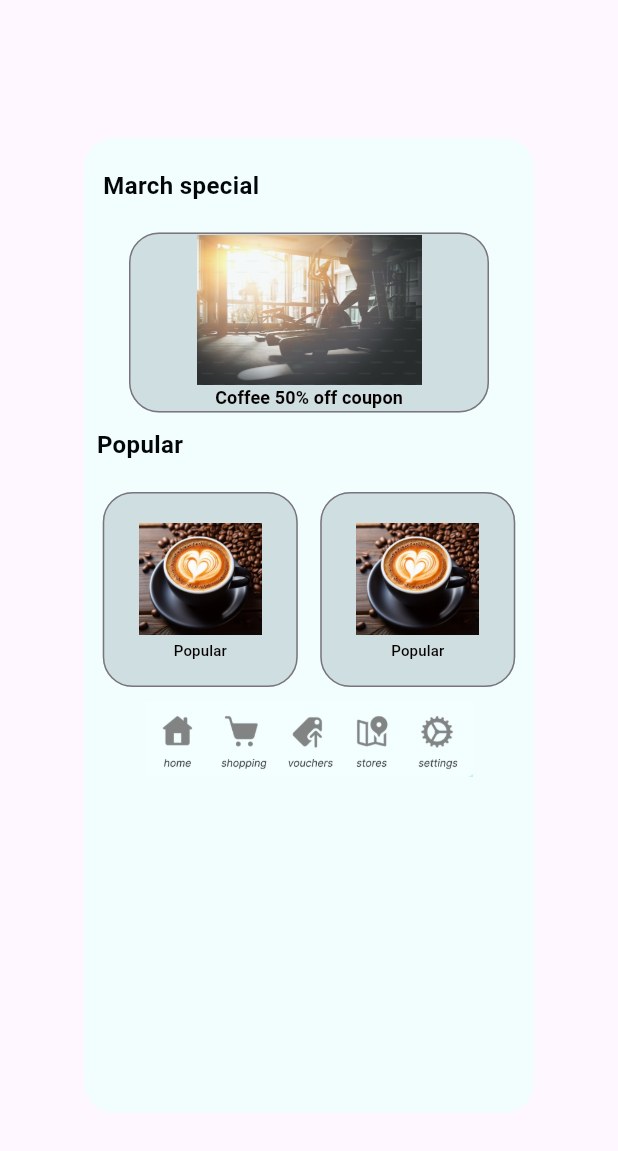
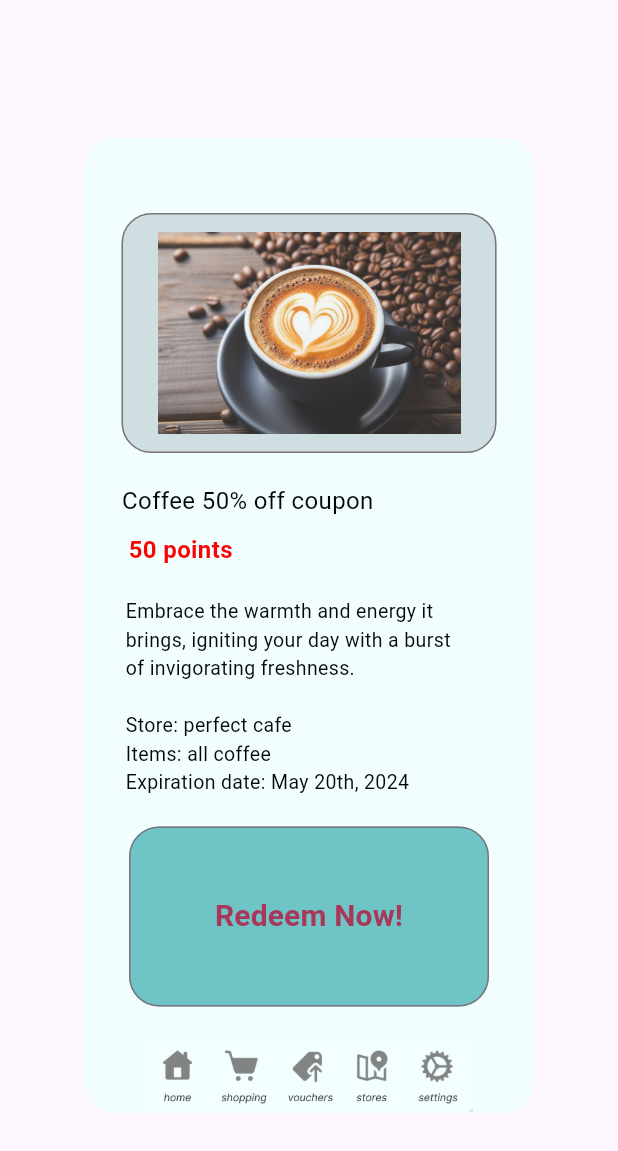
Before and after one commit to tinger529/MQ_points, a Flutter app: the ItemScreen widget shown alone on an empty page, opened directly, on a phone screen of 412 x 824 dp. Shown: the top 1151 px of the screen. Run offline on Flutter 3.47's test engine with Material 3 defaults, Android fonts, the phone set to English and light mode, and no system bars; Roboto replaces fonts that are missing (Italic).

Commit message:
modify arguments to patterns

```diff
--- a/lib/models/patterns.dart
+++ b/lib/models/patterns.dart
@@ -1,7 +1,7 @@
 import 'package:flutter/material.dart';
 
 // container for redemption buttons and show QR code buttons
-Container buildContainerA(state, String txt, {Color colour = const Color(0xFF6FC5C5), Color fontColor = const Color(0xFFA83759)}) {
+Container buildContainerA(func, String txt, {Color colour = const Color(0xFF6FC5C5), Color fontColor = const Color(0xFFA83759)}) {
     return Container(
       width: 240.0,
       height: 120.0,
@@ -15,7 +15,7 @@ Container buildContainerA(state, String txt, {Color colour = const Color(0xFF6FC
         ),
       ),
       child: OutlinedButton(
-          onPressed: state.redirectRedemption,
+          onPressed: () => {func()},
           style: OutlinedButton.styleFrom(
             shape: RoundedRectangleBorder(
               borderRadius: BorderRadius.circular(20.0),
@@ -134,3 +134,38 @@ Row buildContainerD(state, String txt, {Color colour = const Color(0xFFCFDEE0),
       ],
     );
   }
+
+// container for the item
+Container buildContainerE(state, String txt, {Color colour = const Color(0xFFCFDEE0), Color fontColor = const Color.fromARGB(255, 7, 1, 2)}) {
+    return Container(
+      width: 250.0,
+      height: 160.0,
+      decoration: BoxDecoration(
+        color: colour,
+        borderRadius: const BorderRadius.only(
+          topLeft: Radius.circular(20.0),
+          topRight: Radius.circular(20.0),
+          bottomLeft: Radius.circular(20.0),
+          bottomRight: Radius.circular(20.0),
+        ),
+      ),
+      child: OutlinedButton(
+          onPressed: state.redirectItem,
+          style: OutlinedButton.styleFrom(
+            shape: RoundedRectangleBorder(
+              borderRadius: BorderRadius.circular(20.0),
+            ),
+          ),
+          child: Column(
+            mainAxisSize: MainAxisSize.min,
+            children: [
+              Image.asset(
+                'assets/image/coffee2.png',
+                width: 240,
+                height: 160,
+                opacity: const AlwaysStoppedAnimation(.8),
+              ),
+      ],
+    ),
+      ));
+  }
--- a/lib/screens/home_screen.dart
+++ b/lib/screens/home_screen.dart
@@ -42,7 +42,7 @@ class HomeScreen extends StatelessWidget {
                       ),
                     ),
                     const SizedBox(height: 20),
-                    buildContainerA(state, "Redeem Now!"),
+                    buildContainerA(state.redirectRedemption, "Redeem Now!"),
                     const SizedBox(height: 20),
                     const SizedBox(
                       width: double.infinity,
--- a/lib/screens/item_screen.dart
+++ b/lib/screens/item_screen.dart
@@ -35,16 +35,37 @@ class ItemScreen extends StatelessWidget {
 
                 child: Column(
                   children: [
+
+                    const SizedBox(height: 50),
+
+                    buildContainerE(state, 'Coffee 50% off coupon', colour: const Color(0xFFCFDEE0), fontColor: const Color.fromARGB(255, 7, 1, 2)),
+
                     const SizedBox(height: 20),
 
                     const SizedBox(   // Display text
                       width: double.infinity,
                       child: Text(
-                          "   March special",
+                          "      Coffee 50% off coupon",
                           textAlign: TextAlign.left,
                           style: TextStyle(
                             color: Color.fromARGB(255, 2, 6, 9),
                             fontSize: 16,
+                            fontFamily: "Italic",
+                          ),
+                        ),
+                    ),
+
+                    const SizedBox(height: 10),
+
+                    const SizedBox(   // Display text
+                      width: double.infinity,
+                      child: Text(
+                          "       50 points",
+                          textAlign: TextAlign.left,
+                          style: TextStyle(
+                            color: Color.fromARGB(255, 248, 4, 4),
+                            fontSize: 16,
+                            //fontStyle: FontStyle.italic,
                             fontWeight: FontWeight.bold,
                             fontFamily: "Italic",
                           ),
@@ -53,19 +74,14 @@ class ItemScreen extends StatelessWidget {
 
                     const SizedBox(height: 20),
 
-                    buildContainerB(state, 'Coffee 50% off coupon', colour: const Color(0xFFCFDEE0), fontColor: const Color.fromARGB(255, 7, 1, 2)),
-
-                    const SizedBox(height: 10),
-
                     const SizedBox(   // Display text
                       width: double.infinity,
                       child: Text(
-                          "  Popular",
+                          "        Embrace the warmth and energy it\n        brings, igniting your day with a burst\n        of invigorating freshness.\n\n        Store: perfect cafe \n        Items: all coffee \n        Expiration date: May 20th, 2024",
                           textAlign: TextAlign.left,
                           style: TextStyle(
                             color: Color.fromARGB(255, 2, 6, 9),
-                            fontSize: 16,
-                            fontWeight: FontWeight.bold,
+                            fontSize: 13,
                             fontFamily: "Italic",
                           ),
                         ),
@@ -73,15 +89,15 @@ class ItemScreen extends StatelessWidget {
 
                     const SizedBox(height: 20),
 
-                    buildContainerD(state, 'Popular', colour: const Color(0xFFCFDEE0), fontColor: const Color.fromARGB(255, 7, 1, 2)),
+                    buildContainerA(state.redirectHome, 'Redeem Now!'),
 
-                    const SizedBox(height: 10),
+                    const SizedBox(height: 20),
 
                     Image.asset(
                       'assets/image/toolbar.png',
-                      width: 500,
-                      height: 50,
-                      opacity: const AlwaysStoppedAnimation(.8),
+                        width: 500,
+                        height: 50,
+                        opacity: const AlwaysStoppedAnimation(.8),
                     ),
                   ],
                 ),
--- a/pubspec.yaml
+++ b/pubspec.yaml
@@ -66,6 +66,7 @@ flutter:
     - assets/image/toolbar.png
     - assets/image/gym.jpeg
     - assets/image/coffee.png
+    - assets/image/coffee2.png
 
   # An image asset can refer to one or more resolution-specific "variants", see
   # https://flutter.dev/assets-and-images/#resolution-aware
```
Also changed, not shown: assets/image/coffee2.png (added).
